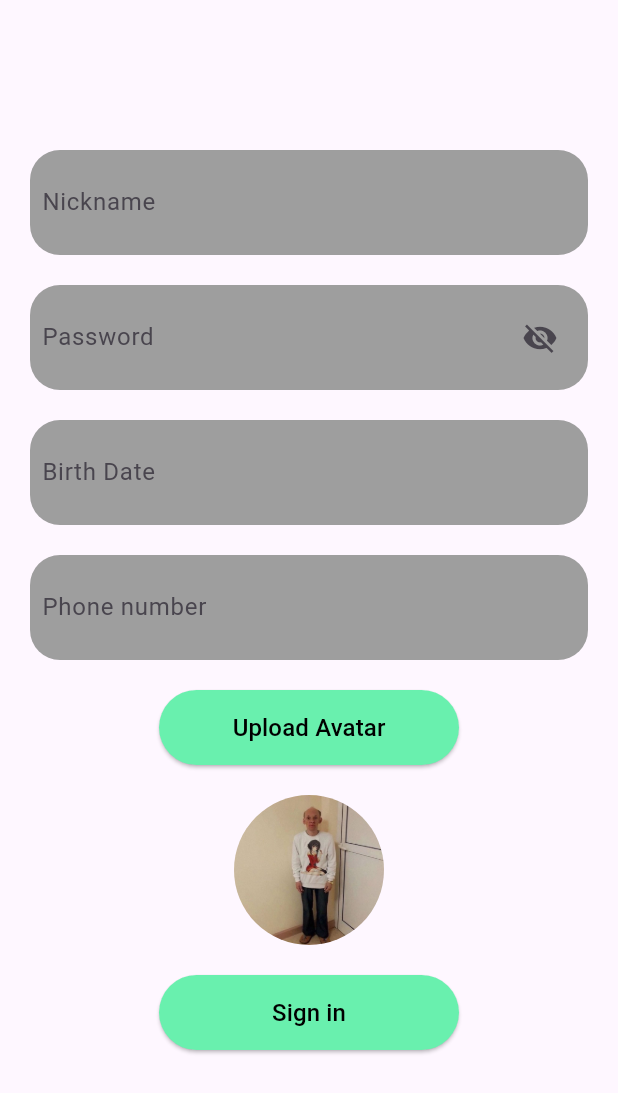
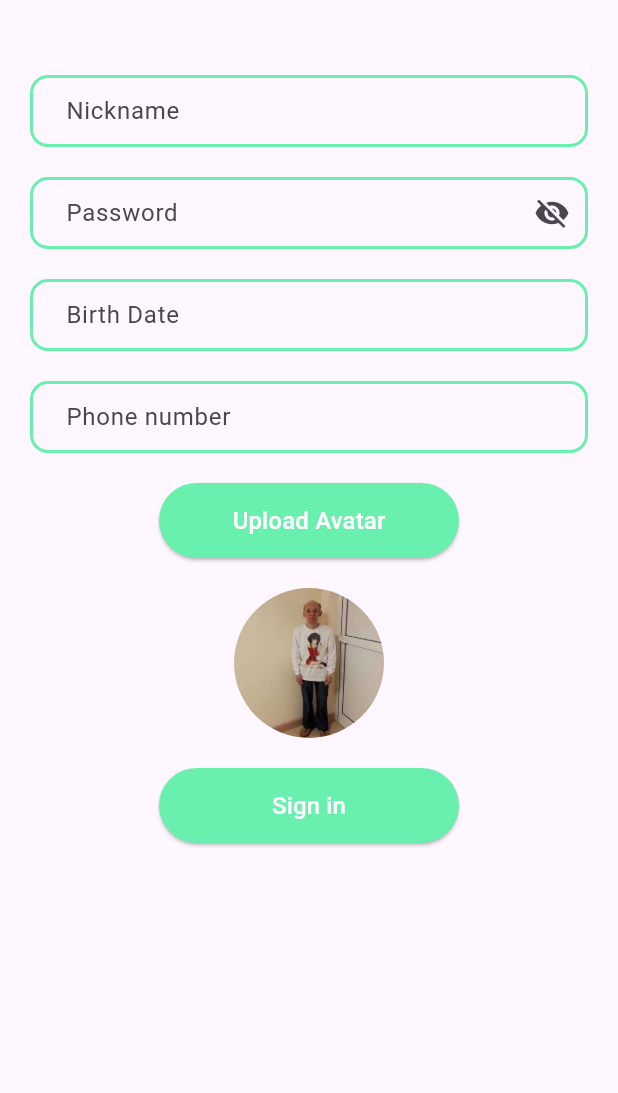
Before and after one commit to altoon-dev/tech_goal, a Flutter app: the screen it shows after launch, on a phone screen of 412 x 824 dp. Shown: the top 1093 px of the screen. Run offline on Flutter 3.47's test engine with Material 2 defaults, Android fonts, the phone set to English and light mode, and no system bars; our stand-ins replace dio, geolocator, image_picker, mask_text_input_formatter, math_expressions.

Commit message:
second commit

```diff
--- a/lib/src/core/ui/authentication/sign_in.dart
+++ b/lib/src/core/ui/authentication/sign_in.dart
@@ -38,7 +38,7 @@ class _SignInScreenState extends State<SignInScreen> {
             key: _formKey,
             child: Column(
               children: [
-                const SizedBox(height: 100),
+                const SizedBox(height: 50),
                 CustomTextFormField(
                   hintText: "Nickname",
                   controller: nicknameController,
--- a/lib/src/core/ui/authentication/widgets/custom_elevated_button.dart
+++ b/lib/src/core/ui/authentication/widgets/custom_elevated_button.dart
@@ -19,7 +19,7 @@ class CustomElevatedButton extends StatelessWidget {
       ),
       child: Text(
         text,
-        style: const TextStyle(color: Colors.black, fontSize: 16),
+        style: const TextStyle(color: Colors.white, fontSize: 16),
       ),
     );
   }
--- a/lib/src/core/ui/authentication/widgets/custom_text_form_field.dart
+++ b/lib/src/core/ui/authentication/widgets/custom_text_form_field.dart
@@ -27,31 +27,46 @@ class CustomTextFormField extends StatelessWidget {
   Widget build(BuildContext context) {
     return Container(
       margin: const EdgeInsets.symmetric(horizontal: 20),
-      decoration: BoxDecoration(
-        color: Colors.grey,
-        borderRadius: BorderRadius.circular(20),
-      ),
-      child: Padding(
-        padding: const EdgeInsets.all(8.0),
       child: TextFormField(
         controller: controller,
         keyboardType: keyboardType,
         inputFormatters: inputFormatters,
         obscureText: obscureText,
         decoration: InputDecoration(
-            contentPadding: const EdgeInsets.symmetric(vertical: 15.0),
-            border: InputBorder.none,
+          contentPadding:
+              const EdgeInsets.symmetric(vertical: 12.0, horizontal: 20),
+          border: OutlineInputBorder(
+            borderSide: const BorderSide(color: Colors.greenAccent, width: 2.0),
+            borderRadius: BorderRadius.circular(12),
+          ),
+          enabledBorder: OutlineInputBorder(
+            borderSide: const BorderSide(color: Colors.greenAccent, width: 2.0),
+            borderRadius: BorderRadius.circular(12),
+          ),
+          focusedBorder: OutlineInputBorder(
+            borderSide: const BorderSide(color: Colors.greenAccent, width: 2.0),
+            borderRadius: BorderRadius.circular(12),
+          ),
+          errorBorder: OutlineInputBorder(
+            borderSide: BorderSide(color: Colors.red.shade300, width: 1.0),
+            borderRadius: BorderRadius.circular(12),
+          ),
+          focusedErrorBorder: OutlineInputBorder(
+            // Граница при фокусе и наличии ошибки
+            borderSide: BorderSide(color: Colors.red.shade500, width: 2.0),
+            borderRadius: BorderRadius.circular(12),
+          ),
+          errorStyle: TextStyle(
+            color: Colors.red.shade300,
+            fontSize: 14,
+          ),
           hintText: hintText,
-            suffixIcon: suffixIcon != null ? InkWell(
-              onTap: onSuffixIconPressed,
-              child: suffixIcon,
-            ) : null,
+          suffixIcon: suffixIcon != null
+              ? InkWell(onTap: onSuffixIconPressed, child: suffixIcon)
+              : null,
           hintStyle: const TextStyle(fontSize: 16),
-            errorStyle: const TextStyle(height: 0.001),
-            alignLabelWithHint: true,
         ),
         validator: validator,
-        ),
       ),
     );
   }
--- a/lib/src/core/ui/calculator/calculator.dart
+++ b/lib/src/core/ui/calculator/calculator.dart
@@ -109,8 +109,6 @@ class _CalculatorViewState extends State<CalculatorView> {
                                   textAlign: TextAlign.left,
                                   style: const TextStyle(
                                       color: Colors.white, fontSize: 80))),
-                          const Icon(Icons.more_vert,
-                              color: Colors.orange, size: 30),
                           const SizedBox(width: 20),
                         ],
                       ),
--- a/lib/src/core/ui/weather/weather_report.dart
+++ b/lib/src/core/ui/weather/weather_report.dart
@@ -2,6 +2,7 @@ import 'dart:async';
 import 'package:flutter/material.dart';
 import '../../services/weather/weather_service.dart';
 import '../authentication/widgets/custom_elevated_button.dart';
+import '../welcome/welcome_eugene.dart';
 
 class WeatherReport extends StatefulWidget {
   const WeatherReport({Key? key}) : super(key: key);
@@ -50,6 +51,18 @@ class _WeatherReportState extends State<WeatherReport> {
   @override
   Widget build(BuildContext context) {
     return Scaffold(
+      appBar: AppBar(
+        elevation: 0,
+        leading: IconButton(
+          icon: const Icon(Icons.arrow_back_ios_new, color: Colors.black),
+          onPressed: () {
+            Navigator.pushReplacement(
+              context,
+              MaterialPageRoute(builder: (context) => const WelcomeEugene()),
+            );
+          },
+        ),
+      ),
       body: Center(
         child: Column(
           mainAxisAlignment: MainAxisAlignment.center,
```
Lines whose indentation alone changed are shown as unchanged.
